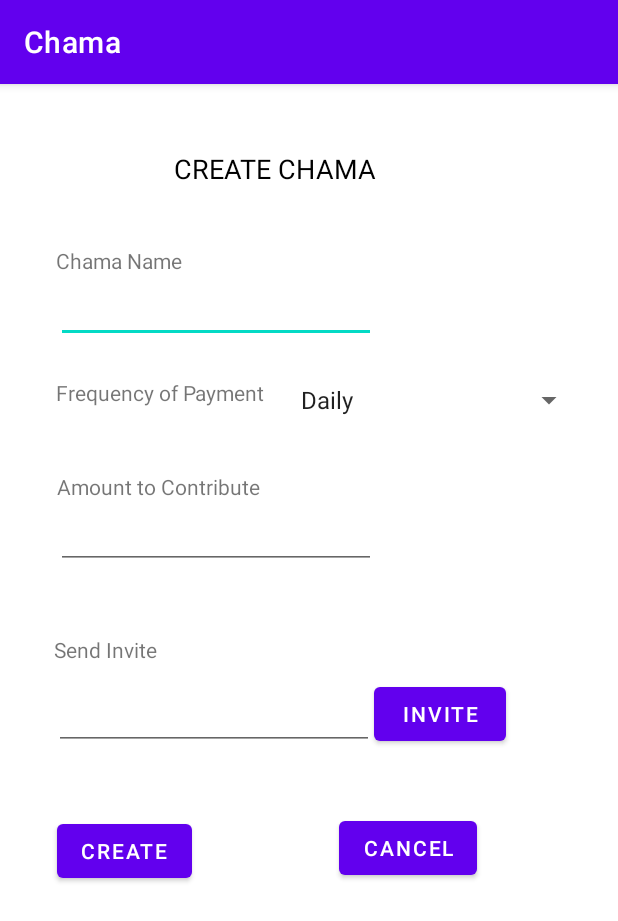
After one commit to aubreyomondi/Chama, an Android app: the CreateChama screen opened directly, with no data from a screen before it, on a phone screen of 412 x 824 dp. The commit adds this screen. Shown: the top 921 px of the screen. Run offline under Robolectric (Android 15) with nearby library versions, the phone set to English and light mode, and no system bars.

Commit message:
Added the create chama interface yet to join the pages

```diff
--- a/app/build.gradle
+++ b/app/build.gradle
@@ -3,12 +3,12 @@ plugins {
 }
 
 android {
-    compileSdkVersion 29
+    compileSdkVersion 30
 
     defaultConfig {
         applicationId "com.mobilefintech16.chama"
         minSdkVersion 21
-        targetSdkVersion 29
+        targetSdkVersion 30
         versionCode 1
         versionName "1.0"
 
--- a/app/src/main/AndroidManifest.xml
+++ b/app/src/main/AndroidManifest.xml
@@ -8,7 +8,8 @@
         android:label="@string/app_name"
         android:supportsRtl="true"
         android:theme="@style/Theme.Chama">
-        <activity android:name=".HomeActivity"></activity>
+        <activity android:name=".CreateChama"></activity>
+        <activity android:name=".HomeActivity" />
         <activity android:name=".MainActivity">
             <intent-filter>
                 <action android:name="android.intent.action.MAIN" />
--- /dev/null
+++ b/app/src/main/java/com/mobilefintech16/chama/CreateChama.java
@@ -0,0 +1,44 @@
+package com.mobilefintech16.chama;
+
+import androidx.appcompat.app.AppCompatActivity;
+
+import android.content.Intent;
+import android.os.Bundle;
+import android.view.View;
+import android.widget.AdapterView;
+import android.widget.ArrayAdapter;
+import android.widget.Button;
+import android.widget.Spinner;
+import android.widget.Toast;
+
+public class CreateChama extends AppCompatActivity implements AdapterView.OnItemSelectedListener {
+ private Button button;
+    @Override
+    protected void onCreate(Bundle savedInstanceState) {
+        super.onCreate(savedInstanceState);
+        setContentView(R.layout.activity_create_chama);
+
+        //Payment frequency spinner
+        Spinner spinner= (Spinner) findViewById(R.id.frequency_spinner);
+        //Adapter Array
+        ArrayAdapter<CharSequence> adapter =ArrayAdapter.createFromResource(this, R.array.frequency_spinner, android.R.layout.simple_spinner_item);
+        adapter.setDropDownViewResource(android.R.layout.simple_spinner_dropdown_item);
+        spinner.setAdapter(adapter);
+        spinner.setOnItemSelectedListener(this);
+
+        //Cancel button
+
+
+    }
+
+    @Override
+    public void onItemSelected(AdapterView<?> parent, View view, int position, long id) {
+        String text = parent.getItemAtPosition(position).toString();
+        Toast.makeText(parent.getContext(), text,Toast.LENGTH_SHORT).show();
+    }
+
+    @Override
+    public void onNothingSelected(AdapterView<?> parent) {
+
+    }
+}
--- a/app/src/main/java/com/mobilefintech16/chama/HomeActivity.java
+++ b/app/src/main/java/com/mobilefintech16/chama/HomeActivity.java
@@ -3,6 +3,9 @@ package com.mobilefintech16.chama;
 import androidx.appcompat.app.AppCompatActivity;
 
 import android.os.Bundle;
+import android.view.View;
+
+import com.google.android.material.floatingactionbutton.FloatingActionButton;
 
 public class HomeActivity extends AppCompatActivity {
 
@@ -10,5 +13,12 @@ public class HomeActivity extends AppCompatActivity {
     protected void onCreate(Bundle savedInstanceState) {
         super.onCreate(savedInstanceState);
         setContentView(R.layout.activity_home);
+        FloatingActionButton floatingActionButton = findViewById(R.id.fab_create);
+        floatingActionButton.setOnClickListener(new View.OnClickListener() {
+            @Override
+            public void onClick(View v) {
+
+            }
+        });
     }
 }
--- /dev/null
+++ b/app/src/main/res/layout/activity_create_chama.xml
@@ -0,0 +1,130 @@
+<?xml version="1.0" encoding="utf-8"?>
+<androidx.constraintlayout.widget.ConstraintLayout xmlns:android="http://schemas.android.com/apk/res/android"
+    xmlns:app="http://schemas.android.com/apk/res-auto"
+    xmlns:tools="http://schemas.android.com/tools"
+    android:layout_width="match_parent"
+    android:layout_height="match_parent"
+    tools:context=".CreateChama">
+
+    <TextView
+        android:id="@+id/headlabel"
+        android:layout_width="216dp"
+        android:layout_height="40dp"
+        android:layout_marginStart="116dp"
+        android:layout_marginTop="44dp"
+        android:text="@string/create_chama"
+        android:textColor="#000000"
+        android:textSize="18sp"
+        app:layout_constraintStart_toStartOf="parent"
+        app:layout_constraintTop_toTopOf="parent" />
+
+    <TextView
+        android:id="@+id/chama_name"
+        android:layout_width="wrap_content"
+        android:layout_height="wrap_content"
+        android:layout_marginStart="37dp"
+        android:layout_marginTop="108dp"
+        android:text="@string/chama_name"
+        app:layout_constraintStart_toStartOf="parent"
+        app:layout_constraintTop_toTopOf="parent" />
+
+    <EditText
+        android:id="@+id/create_chama"
+        android:layout_width="wrap_content"
+        android:layout_height="wrap_content"
+        android:layout_marginStart="37dp"
+        android:ems="10"
+        android:inputType="textPersonName"
+        app:layout_constraintStart_toStartOf="parent"
+        app:layout_constraintTop_toBottomOf="@+id/chama_name"
+        android:importantForAutofill="no" />
+
+    <TextView
+        android:id="@+id/freq_payment"
+        android:layout_width="155dp"
+        android:layout_height="31dp"
+        android:layout_marginStart="37dp"
+        android:layout_marginTop="23dp"
+        android:text="@string/frequency_of_payment"
+        app:layout_constraintStart_toStartOf="parent"
+        app:layout_constraintTop_toBottomOf="@+id/create_chama" />
+
+    <Spinner
+        android:id="@+id/frequency_spinner"
+        android:layout_width="197dp"
+        android:layout_height="32dp"
+        android:layout_marginTop="22dp"
+        app:layout_constraintStart_toEndOf="@+id/freq_payment"
+        app:layout_constraintTop_toBottomOf="@+id/create_chama" />
+
+    <TextView
+        android:id="@+id/contribution"
+        android:layout_width="wrap_content"
+        android:layout_height="wrap_content"
+        android:layout_marginStart="38dp"
+        android:layout_marginTop="31dp"
+        android:text="@string/amount_to_contribute"
+        app:layout_constraintStart_toStartOf="parent"
+        app:layout_constraintTop_toBottomOf="@+id/freq_payment" />
+
+    <EditText
+        android:id="@+id/contribution_amt"
+        android:layout_width="wrap_content"
+        android:layout_height="wrap_content"
+        android:layout_marginStart="37dp"
+        android:ems="10"
+        android:inputType="number"
+        app:layout_constraintStart_toStartOf="parent"
+        app:layout_constraintTop_toBottomOf="@+id/contribution"
+        android:importantForAutofill="no" />
+
+    <TextView
+        android:id="@+id/send_invite"
+        android:layout_width="135dp"
+        android:layout_height="31dp"
+        android:layout_marginStart="36dp"
+        android:layout_marginTop="44dp"
+        android:text="@string/send_invite"
+        app:layout_constraintStart_toStartOf="parent"
+        app:layout_constraintTop_toBottomOf="@+id/contribution_amt" />
+
+    <EditText
+        android:id="@+id/member_invite"
+        android:layout_width="wrap_content"
+        android:layout_height="wrap_content"
+        android:layout_marginStart="36dp"
+        android:ems="10"
+        android:inputType="textPersonName"
+        app:layout_constraintStart_toStartOf="parent"
+        app:layout_constraintTop_toBottomOf="@+id/send_invite"
+        android:importantForAutofill="no" />
+
+    <Button
+        android:id="@+id/invite_button"
+        android:layout_width="wrap_content"
+        android:layout_height="wrap_content"
+        android:layout_marginTop="169dp"
+        android:text="@string/invite"
+        app:layout_constraintStart_toEndOf="@+id/member_invite"
+        app:layout_constraintTop_toBottomOf="@+id/frequency_spinner" />
+
+    <Button
+        android:id="@+id/create_button"
+        android:layout_width="wrap_content"
+        android:layout_height="wrap_content"
+        android:layout_marginStart="38dp"
+        android:layout_marginTop="43dp"
+        android:text="@string/create"
+        app:layout_constraintStart_toStartOf="parent"
+        app:layout_constraintTop_toBottomOf="@+id/member_invite" />
+
+    <Button
+        android:id="@+id/cancel_button"
+        android:layout_width="wrap_content"
+        android:layout_height="wrap_content"
+        android:layout_marginStart="98dp"
+        android:layout_marginTop="41dp"
+        android:text="@string/cancel"
+        app:layout_constraintStart_toEndOf="@+id/create_button"
+        app:layout_constraintTop_toBottomOf="@+id/invite_button" />
+</androidx.constraintlayout.widget.ConstraintLayout>
--- a/app/src/main/res/layout/activity_home.xml
+++ b/app/src/main/res/layout/activity_home.xml
@@ -6,4 +6,16 @@
     android:layout_height="match_parent"
     tools:context=".HomeActivity">
 
+    <com.google.android.material.floatingactionbutton.FloatingActionButton
+        android:id="@+id/fab_create"
+        android:layout_width="wrap_content"
+        android:layout_height="wrap_content"
+        android:layout_marginStart="288dp"
+        android:layout_marginTop="559dp"
+        android:clickable="true"
+        app:layout_constraintStart_toStartOf="parent"
+        app:layout_constraintTop_toTopOf="parent"
+        app:srcCompat="@android:drawable/ic_menu_add"
+        android:focusable="true"
+        android:contentDescription="@string/todo" />
 </androidx.constraintlayout.widget.ConstraintLayout>
--- a/app/src/main/res/values/strings.xml
+++ b/app/src/main/res/values/strings.xml
@@ -1,3 +1,18 @@
 <resources>
     <string name="app_name">Chama</string>
+    <string name="create_chama">CREATE CHAMA</string>
+    <string name="send_invite">Send Invite</string>
+    <string name="chama_name">Chama Name</string>
+    <string name="frequency_of_payment">Frequency of Payment</string>
+    <string name="invite">Invite</string>
+    <string name="cancel">Cancel</string>
+    <string name="amount_to_contribute">Amount to Contribute</string>
+    <string name="create">Create</string>
+    <string name="todo">TODO</string>
+    <string-array name="frequency_spinner">
+        <item>Daily</item>
+        <item>Weekly</item>
+        <item>Monthly</item>
+        <item>Yearly</item>
+    </string-array>
 </resources>
```
